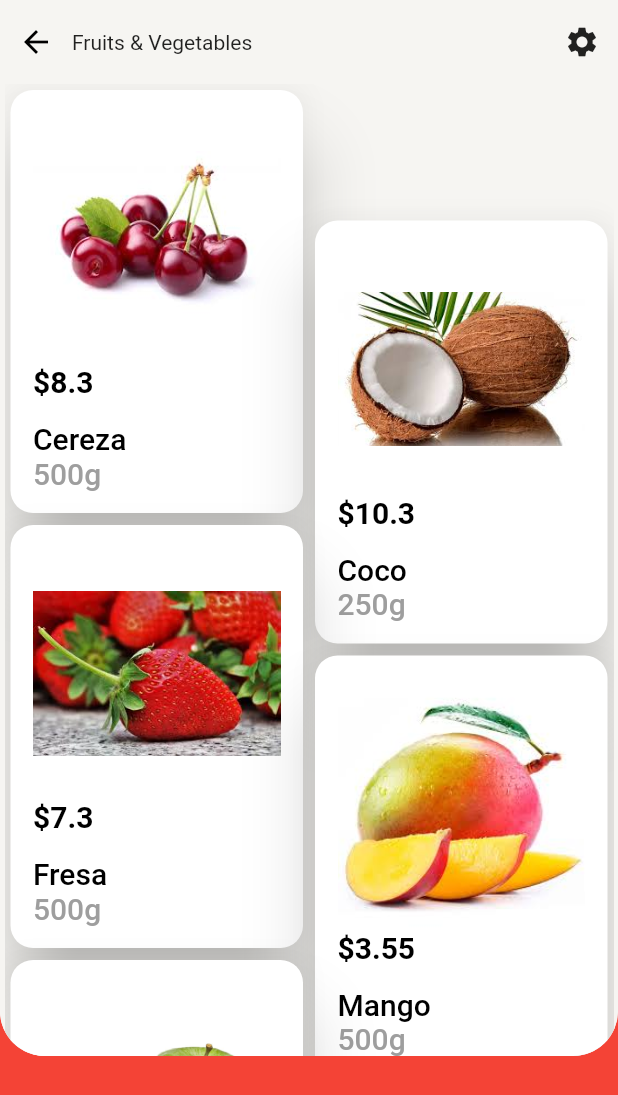
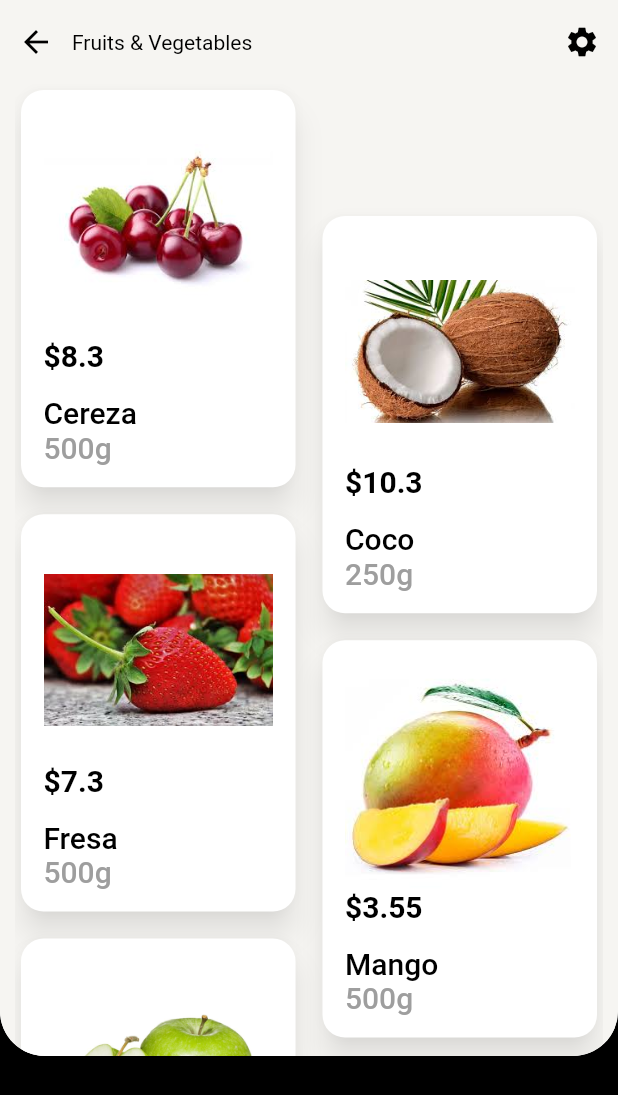
Before and after one commit to teutones92/flutter_chalanges, a Flutter app: the screen it shows after launch, after a tap on "Grocery Store", on a phone screen of 412 x 824 dp. Shown: the top 1095 px of the screen. Run offline on Flutter 3.47's test engine with Material 2 defaults, Android fonts, the phone set to English and light mode, and no system bars.

Commit message:
convirtiendo a tema oscuro

```diff
--- a/lib/clases/grocery_store/grocery_store_details.dart
+++ b/lib/clases/grocery_store/grocery_store_details.dart
@@ -9,6 +9,7 @@ class GroceryStoreDetails extends StatelessWidget {
   @override
   Widget build(BuildContext context) {
     return Scaffold(
+      backgroundColor: Colors.white,
       appBar: AppBar(),
       body: Center(
         child: Hero(
--- a/lib/clases/grocery_store/grocery_store_list.dart
+++ b/lib/clases/grocery_store/grocery_store_list.dart
@@ -13,11 +13,12 @@ class GrocerySoreList extends StatelessWidget {
     final bloc = GroceryProvider.of(context)!.bloc;
     return Container(
       color: backgroundColor,
-      padding: const EdgeInsets.only(top: cartBarHeigth, right: 3, left: 3),
+      padding: const EdgeInsets.only(top: cartBarHeigth, right: 10, left: 10),
       child: StaggeredDualView(
           aspectRatio: 0.7,
           key: key,
           itemPercent: 0.3,
+          spacing: 10,
           itemBuilder: (context, index) {
             final product = bloc.catalog[index];
             return GestureDetector(
@@ -32,10 +33,12 @@ class GrocerySoreList extends StatelessWidget {
                 );
               },
               child: Card(
+                color: Colors.white,
                 shape: RoundedRectangleBorder(
                   borderRadius: BorderRadius.circular(15),
                 ),
-                elevation: 20,
+                elevation: 8,
+                shadowColor: Colors.black45,
                 child: Padding(
                   padding: const EdgeInsets.all(15.0),
                   child: Column(
--- a/lib/clases/grocery_store/grocery_store_page.dart
+++ b/lib/clases/grocery_store/grocery_store_page.dart
@@ -27,7 +27,7 @@ class _GroceryStoreState extends State<GroceryStore> {
 
   double _getTopForWhitePanel(GroceryState state, Size size) {
     if (state == GroceryState.normal) {
-      return -cartBarHeigth;
+      return -cartBarHeigth + kToolbarHeight;
     } else if (state == GroceryState.cart) {
       return -(size.height - kToolbarHeight - cartBarHeigth / 2);
     } else
@@ -36,9 +36,18 @@ class _GroceryStoreState extends State<GroceryStore> {
 
   double _getTopForBlackPanel(GroceryState state, Size size) {
     if (state == GroceryState.normal) {
-      return size.height - kToolbarHeight - cartBarHeigth;
+      return size.height - cartBarHeigth;
     } else if (state == GroceryState.cart) {
       return cartBarHeigth / 2;
+    } else
+      return 0.0;
+  }
+
+  double _getTopForAppBar(GroceryState state) {
+    if (state == GroceryState.normal) {
+      return 0.0;
+    } else if (state == GroceryState.cart) {
+      return -cartBarHeigth;
     } else
       return 0.0;
   }
@@ -52,15 +61,12 @@ class _GroceryStoreState extends State<GroceryStore> {
           animation: bloc,
           builder: (context, _) {
             return Scaffold(
-              backgroundColor: Colors.red,
+              backgroundColor: Colors.black,
               body: SafeArea(
-                child: Column(
-                  children: [
-                    _GroceryStoreAppBar(),
-                    Expanded(
                 child: Stack(
                   children: [
                     //////////////////// Panel Blanco ////////////////////////
+
                     AnimatedPositioned(
                       duration: _panelTransition,
                       curve: Curves.decelerate,
@@ -92,12 +98,17 @@ class _GroceryStoreState extends State<GroceryStore> {
                       child: GestureDetector(
                         onVerticalDragUpdate: _onVerticalGesture,
                         child: Container(
-                                color: Colors.red,
+                          color: Colors.black,
                         ),
                       ),
                     ),
-                        ],
-                      ),
+                    AnimatedPositioned(
+                      duration: _panelTransition,
+                      curve: Curves.decelerate,
+                      child: _GroceryStoreAppBar(),
+                      top: _getTopForAppBar(bloc.groceryState),
+                      left: 0,
+                      right: 0,
                     ),
                   ],
                 ),
@@ -124,9 +135,13 @@ class _GroceryStoreAppBar extends StatelessWidget {
             color: Colors.black,
           ),
           Expanded(
-            child: Text('Fruits & Vegetables'),
+            child: Text(
+              'Fruits & Vegetables',
+              style: TextStyle(color: Colors.black),
+            ),
           ),
           IconButton(
+            color: Colors.black,
             onPressed: () {},
             icon: Icon(Icons.settings),
           )
--- a/lib/main.dart
+++ b/lib/main.dart
@@ -12,9 +12,7 @@ class MyApp extends StatelessWidget {
     return MaterialApp(
       debugShowCheckedModeBanner: false,
       title: 'Flutter Demo',
-      theme: ThemeData(
-        primarySwatch: Colors.red,
-      ),
+      theme: ThemeData.dark(),
       home: HomePage(context),
     );
   }
```
Lines whose indentation alone changed are shown as unchanged.
